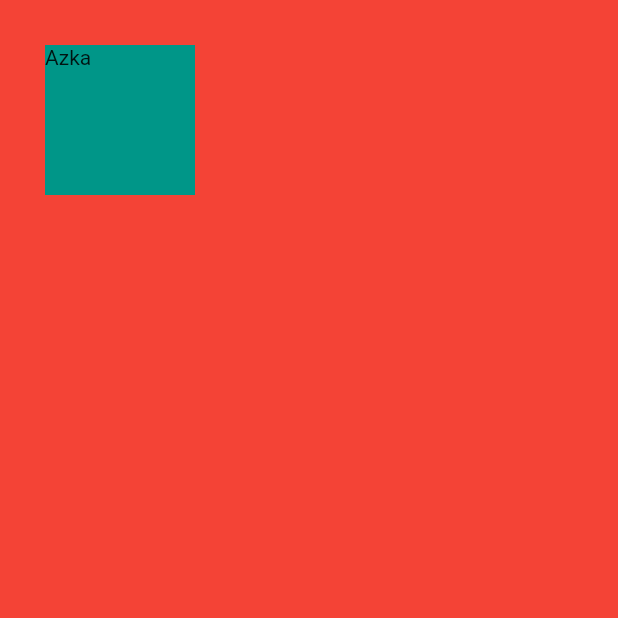
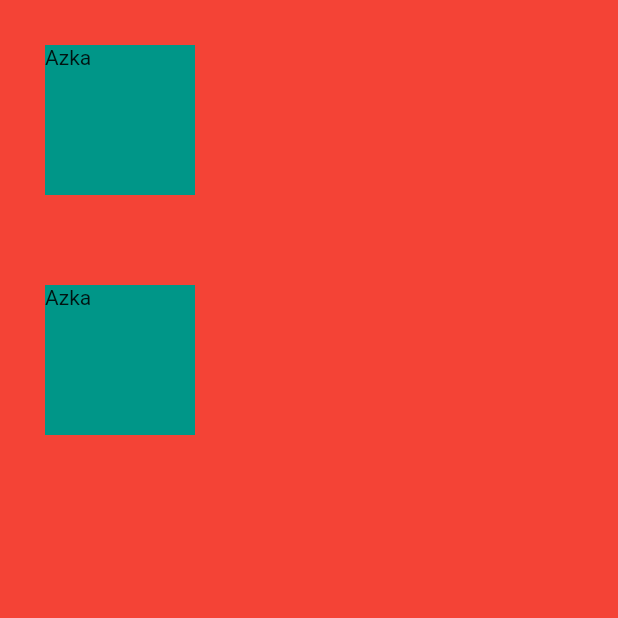
Before and after one commit to azkaBashir45/FlutterPractice, a Flutter app: the screen it shows after launch, on a phone screen of 412 x 824 dp, the top half of it. Run offline on Flutter 3.47's test engine with Material 2 defaults, Android fonts, the phone set to English and light mode, and no system bars.

Commit message:
multile child ky ly Column widget use

```diff
--- a/lib/main.dart
+++ b/lib/main.dart
@@ -13,13 +13,24 @@ class MyApp extends StatelessWidget {
       home: Scaffold(
         backgroundColor: Colors.red,
         body: SafeArea(
-          child: Container(
+            child: Column(
+          children: <Widget>[
+            Container(
               child: Text("Azka"),
               color: Colors.teal,
               height: 100,
               width: 100,
-              margin: EdgeInsets.all(30)),
-        ),
+              margin: EdgeInsets.all(30),
+            ),
+            Container(
+              child: Text("Azka"),
+              color: Colors.teal,
+              height: 100,
+              width: 100,
+              margin: EdgeInsets.all(30),
+            ),
+          ],
+        )),
       ),
     );
   }
```
